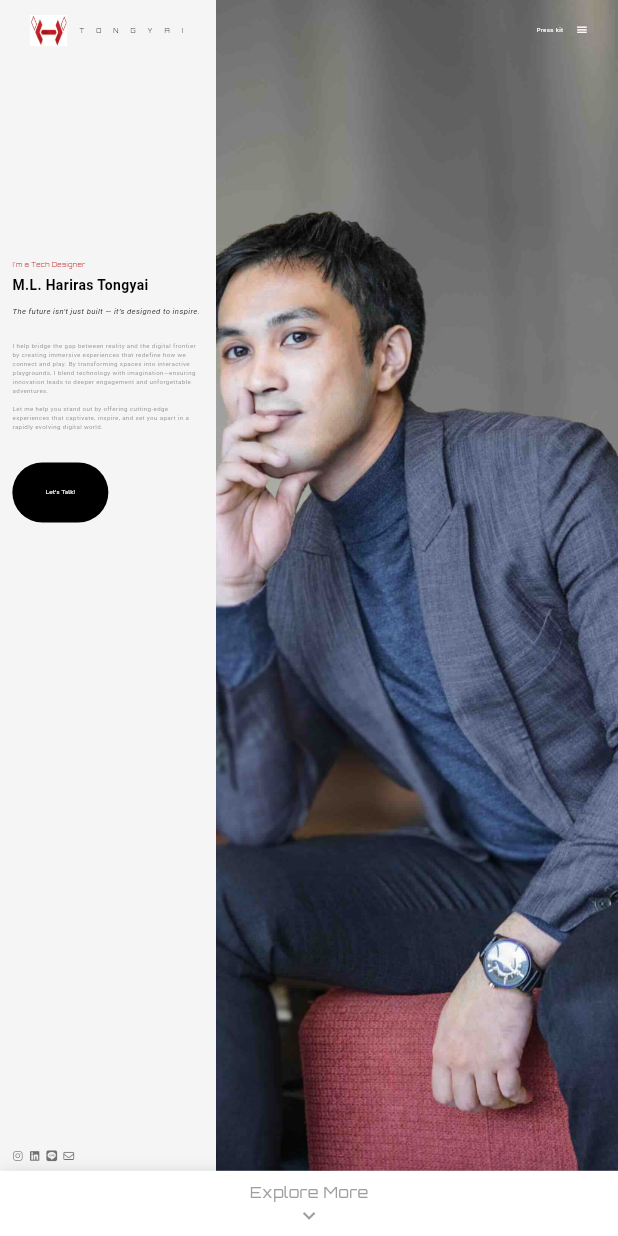
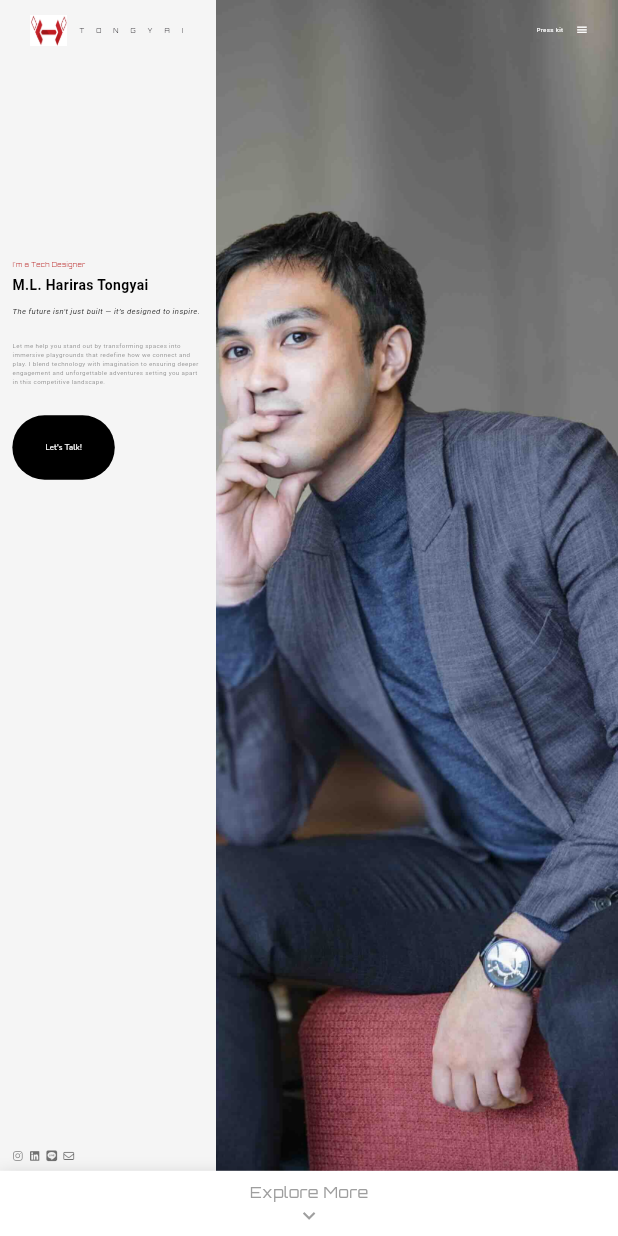
Before and after one commit to htongyai/portfolio25, a Flutter app: the DesktopLayout widget shown alone on an empty page, opened directly, on a phone screen of 412 x 824 dp. Run offline on Flutter 3.47's test engine with Material 3 defaults, Android fonts, the phone set to English and light mode, and no system bars; our stand-ins replace cloud_firestore, firebase_core, font_awesome_flutter, google_fonts; accounts and stored records are empty; network calls fail; statements that could not run were skipped.

Commit message:
navigation rewrite

```diff
--- a/lib/Awards.dart
+++ b/lib/Awards.dart
@@ -92,7 +92,7 @@ class AwardsPage extends StatelessWidget {
                   crossAxisCount: size.width > 800 ? 4 : 1,
                   crossAxisSpacing: 20,
                   mainAxisSpacing: 20,
-                  childAspectRatio: 1.05,
+                  childAspectRatio: 1.0,
                 ),
                 itemCount: awards.length,
                 itemBuilder: (context, index) {
@@ -139,7 +139,6 @@ class AwardsPage extends StatelessWidget {
                                     //  4
                                     SizedBox(height: 5),
                                     Text(
-                                      maxLines: 1,
                                       award["title"]!,
                                       style: TextStyle(
                                         fontSize: size.height * 0.02,
--- a/lib/Homepage.dart
+++ b/lib/Homepage.dart
@@ -1,6 +1,7 @@
 import 'package:flutter/material.dart';
 import 'package:font_awesome_flutter/font_awesome_flutter.dart';
 import 'package:google_fonts/google_fonts.dart';
+import 'package:port_site/main.dart';
 import 'package:port_site/util.dart';
 
 class HomePage extends StatefulWidget {
@@ -60,7 +61,7 @@ class _HomePageState extends State<HomePage> {
                       ),
                       SizedBox(height: size.height * 0.02),
                       Text(
-                        "I help bridge the gap between reality and the digital frontier by creating immersive experiences that redefine how we connect and play. By transforming spaces into interactive playgrounds, I blend technology with imagination—ensuring innovation leads to deeper engagement and unforgettable adventures. \n\nLet me help you stand out by offering cutting-edge experiences that captivate, inspire, and set you apart in a rapidly evolving digital world.",
+                        "Let me help you stand out by transforming spaces into immersive playgrounds that redefine how we connect and play. I blend technology with imagination to ensuring deeper engagement and unforgettable adventures setting you apart in this competitive landscape.",
                         style: TextStyle(
                             fontSize: size.width * 0.01, color: Colors.black54),
                       ),
@@ -94,7 +95,10 @@ class _HomePageState extends State<HomePage> {
                           // ),
                           // SizedBox(width: size.width * 0.01),
                           TextButton(
-                            onPressed: () {},
+                            onPressed: () {
+                              goTo(items.length - 1, scrollController);
+                              setState(() {});
+                            },
                             style: ButtonStyle(
                               backgroundColor:
                                   MaterialStateProperty.all(Colors.black),
@@ -108,11 +112,11 @@ class _HomePageState extends State<HomePage> {
                                   MaterialStateProperty.all(Colors.black),
                             ),
                             child: Padding(
-                              padding: const EdgeInsets.all(8.0),
+                              padding: const EdgeInsets.all(10.0),
                               child: Text(
                                 "Let's Talk!",
                                 style: GoogleFonts.nunito(
-                                    fontSize: size.width * 0.01,
+                                    fontSize: size.width * 0.0125,
                                     color: Colors.white),
                               ),
                             ),
--- a/lib/main.dart
+++ b/lib/main.dart
@@ -1,5 +1,6 @@
 import 'dart:developer';
 
+import 'package:firebase_core/firebase_core.dart';
 import 'package:flutter/material.dart';
 import 'package:font_awesome_flutter/font_awesome_flutter.dart';
 import 'package:google_fonts/google_fonts.dart';
@@ -9,10 +10,12 @@ import 'package:port_site/Homepage.dart';
 import 'package:port_site/Services.dart';
 import 'package:port_site/contact.dart';
 import 'package:port_site/featuredProjects.dart';
+import 'package:port_site/firebase_options.dart';
 import 'package:url_launcher/url_launcher.dart';
 import 'package:url_launcher/url_launcher_string.dart';
 
 int currentIndex = 0;
+final ScrollController scrollController = ScrollController();
 final List<dynamic> items = [
   HomePage(),
   ServicesPage(),
@@ -21,7 +24,11 @@ final List<dynamic> items = [
   AwardsPage(),
   ContactPage()
 ];
-void main() {
+void main() async {
+  WidgetsFlutterBinding.ensureInitialized();
+  await Firebase.initializeApp(
+    options: DefaultFirebaseOptions.currentPlatform, // Ensure this is used
+  );
   runApp(MyApp());
 }
 
@@ -142,18 +149,17 @@ class _DesktopLayoutState extends State<DesktopLayout> {
   final Map<String, Widget> pages = {
     "Home": HomePage(),
   };
-  final ScrollController _scrollController = ScrollController();
 
   @override
   void initState() {
     // TODO: implement initState
     super.initState();
-    _scrollController.addListener(_onScroll);
+    scrollController.addListener(_onScroll);
   }
 
   void _onScroll() {
     double screenHeight = MediaQuery.of(context).size.height;
-    int newIndex = (_scrollController.offset / screenHeight).round();
+    int newIndex = (scrollController.offset / screenHeight).round();
 
     if (newIndex != currentIndex) {
       setState(() {
@@ -163,7 +169,7 @@ class _DesktopLayoutState extends State<DesktopLayout> {
   }
 
   void _goTo(index) {
-    _scrollController.animateTo(
+    scrollController.animateTo(
       index,
       duration: Duration(milliseconds: 500),
       curve: Curves.easeInOut,
@@ -178,7 +184,7 @@ class _DesktopLayoutState extends State<DesktopLayout> {
     return Stack(
       children: [
         ListView.builder(
-          controller: _scrollController,
+          controller: scrollController,
           shrinkWrap: true,
           itemCount: items.length,
           itemBuilder: (context, index) {
@@ -336,7 +342,8 @@ class _DesktopLayoutState extends State<DesktopLayout> {
                 ],
               ),
             ),
-            Container(
+            currentIndex == 0
+                ? Container(
                     width: size.width,
                     decoration: BoxDecoration(
                       color: currentIndex + 1 == items.length
@@ -350,19 +357,15 @@ class _DesktopLayoutState extends State<DesktopLayout> {
                         ),
                       ],
                     ),
-              padding:
-                  const EdgeInsets.only(bottom: 8, top: 4, left: 8, right: 8),
-              child: Row(
-                mainAxisAlignment: MainAxisAlignment.spaceBetween,
-                children: [
-                  Text(""),
-                  InkWell(
+                    padding: const EdgeInsets.only(
+                        bottom: 8, top: 4, left: 8, right: 8),
+                    child: InkWell(
                         onTap: () {
                           setState(() {
                             print(currentIndex);
                             if (currentIndex < items.length - 1) {
                               print(currentIndex);
-                            _scrollController.animateTo(
+                              scrollController.animateTo(
                                 (currentIndex + 1) * size.height,
                                 duration: Duration(milliseconds: 500),
                                 curve: Curves.easeInOut,
@@ -370,7 +373,7 @@ class _DesktopLayoutState extends State<DesktopLayout> {
                               currentIndex++;
                             } else if (currentIndex + 1 == items.length) {
                               print(currentIndex);
-                            _scrollController.animateTo(
+                              scrollController.animateTo(
                                 0,
                                 duration: Duration(milliseconds: 500),
                                 curve: Curves.easeInOut,
@@ -380,15 +383,82 @@ class _DesktopLayoutState extends State<DesktopLayout> {
                           });
                         },
                         child: BouncingIcon()),
+                  )
+                : SizedBox(),
+          ],
+        ),
         currentIndex == 0
             ? SizedBox()
-                      : InkWell(
+            : Positioned(
+                bottom: 0,
+                child: Container(
+                  width: size.width * 0.98,
+                  padding: const EdgeInsets.all(8.0),
+                  child: Row(
+                    mainAxisAlignment: MainAxisAlignment.spaceBetween,
+                    children: [
+                      Row(
+                        children: [
+                          InkWell(
+                            onTap: () {
+                              setState(() {
+                                if (currentIndex < items.length - 1) {
+                                  print(currentIndex);
+                                  scrollController.animateTo(
+                                    (currentIndex - 1) * size.height,
+                                    duration: Duration(milliseconds: 500),
+                                    curve: Curves.easeInOut,
+                                  );
+                                  currentIndex--;
+                                }
+                              });
+                            },
+                            child: Container(
+                                padding: EdgeInsets.all(5),
+                                decoration: BoxDecoration(
+                                    borderRadius: BorderRadius.circular(5),
+                                    color: Colors.red[900]),
+                                child: Icon(
+                                  Icons.arrow_drop_up_sharp,
+                                  color: Colors.white,
+                                )),
+                          ),
+                          SizedBox(
+                            width: size.width * 0.005,
+                          ),
+                          InkWell(
+                            onTap: () {
+                              setState(() {
+                                if (currentIndex < items.length - 1) {
+                                  print(currentIndex);
+                                  scrollController.animateTo(
+                                    (currentIndex + 1) * size.height,
+                                    duration: Duration(milliseconds: 500),
+                                    curve: Curves.easeInOut,
+                                  );
+                                  currentIndex++;
+                                }
+                              });
+                            },
+                            child: Container(
+                                padding: EdgeInsets.all(5),
+                                decoration: BoxDecoration(
+                                    borderRadius: BorderRadius.circular(5),
+                                    color: Colors.red[900]),
+                                child: Icon(
+                                  Icons.arrow_drop_down_sharp,
+                                  color: Colors.white,
+                                )),
+                          ),
+                        ],
+                      ),
+                      InkWell(
                         onTap: () {
                           setState(() {
                             print(currentIndex);
 
                             print(currentIndex);
-                              _scrollController.animateTo(
+                            scrollController.animateTo(
                               0,
                               duration: Duration(milliseconds: 500),
                               curve: Curves.easeInOut,
@@ -405,12 +475,11 @@ class _DesktopLayoutState extends State<DesktopLayout> {
                               Icons.arrow_drop_up_sharp,
                               color: Colors.white,
                             )),
-                        )
+                      ),
                     ],
                   ),
                 ),
-          ],
-        ),
+              )
       ],
     );
   }
@@ -477,7 +546,7 @@ class MobileLayout extends StatelessWidget {
               ),
               SizedBox(height: 20),
               Text(
-                "I help bridge the gap between reality and the digital frontier by creating immersive experiences that redefine how we connect and play. By transforming spaces into interactive playgrounds, I blend technology with imagination—ensuring innovation leads to deeper engagement and unforgettable adventures. Let me help you stand out by offering cutting-edge experiences that captivate, inspire, and set you apart in a rapidly evolving digital world.",
+                "I help bridge the gap between reality and the digital frontier by creating immersive experiences that redefine how we connect and play. \n\nLet me help you stand out By transforming spaces into interactive playgrounds, I blend technology with imagination—ensuring deeper engagement and unforgettable adventures setting you apart in this competitive landscape.",
                 style: TextStyle(
                     fontSize: size.width * 0.04, color: Colors.black54),
               ),
--- a/pubspec.yaml
+++ b/pubspec.yaml
@@ -32,12 +32,15 @@ dependencies:
     sdk: flutter
 
 
+
   # The following adds the Cupertino Icons font to your application.
   # Use with the CupertinoIcons class for iOS style icons.
   cupertino_icons: ^1.0.8
   font_awesome_flutter: ^10.8.0
   google_fonts: ^6.2.1
   url_launcher: ^6.3.1
+  cloud_firestore: ^4.17.5
+  firebase_core: ^2.32.0
 
 dev_dependencies:
   flutter_test:
```
Also changed, not shown: lib/contact.dart (+72 -35 lines), lib/util.dart (+12 -0 lines), firebase.json (added), lib/firebase_options.dart (added), pubspec.lock, 5 other files. Lines whose indentation alone changed are shown as unchanged.
